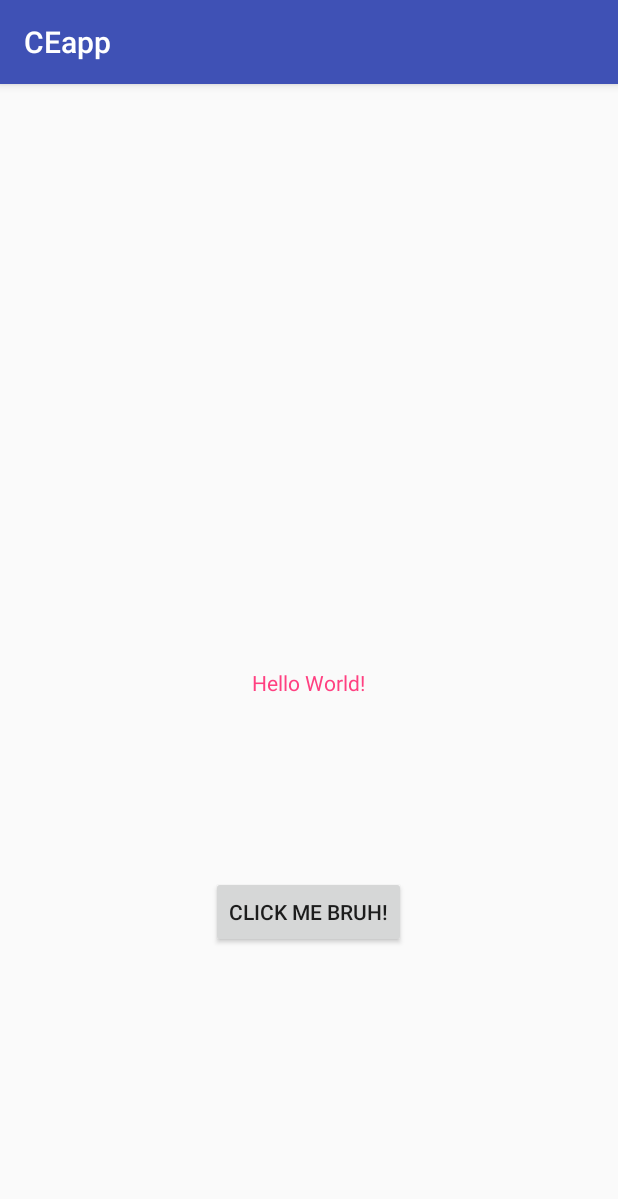
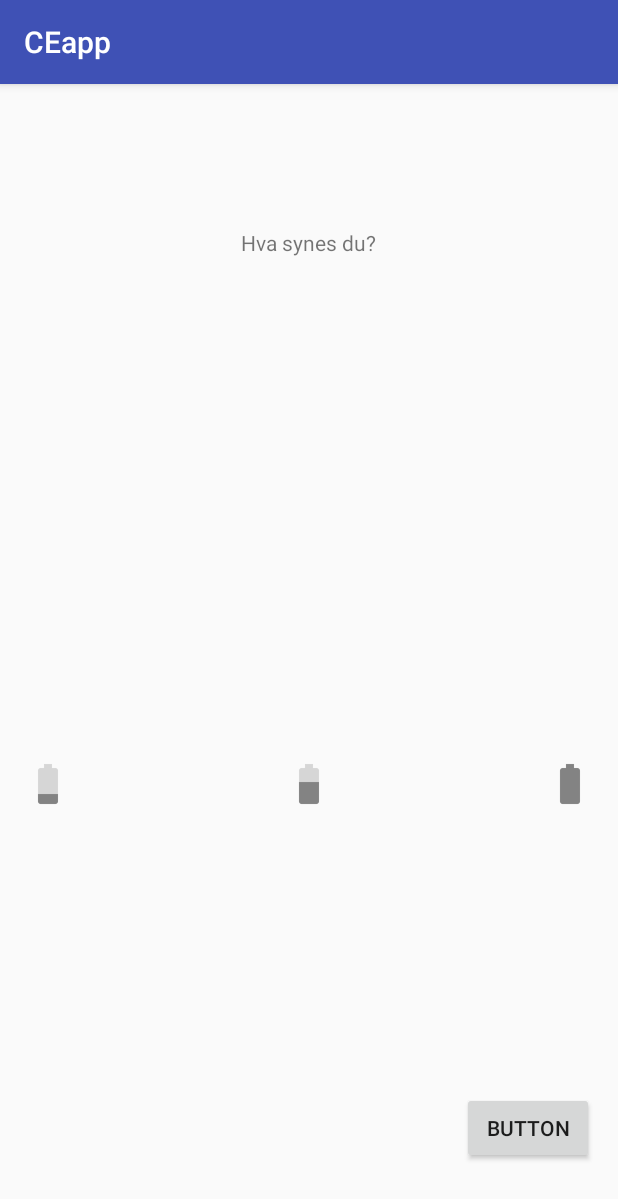
Before and after one commit to JoakimGreger/gruppe39-bachelor, an Android app: the screen it shows after launch (MainActivity), on a phone screen of 412 x 824 dp. Shown: the top 1199 px of the screen. Run offline under Robolectric (Android 15) with nearby library versions, the phone set to English and light mode, and no system bars.

Commit message:
3 batterier trykk knapp

```diff
--- a/CEapp/app/src/main/java/com/example/joakim/ceapp/MainActivity.java
+++ b/CEapp/app/src/main/java/com/example/joakim/ceapp/MainActivity.java
@@ -1,28 +1,81 @@
 package com.example.joakim.ceapp;
 
+import android.graphics.Color;
 import android.support.v7.app.AppCompatActivity;
 import android.os.Bundle;
 import android.view.View;
 import android.widget.Button;
+import android.widget.ImageView;
 import android.widget.TextView;
+
+import java.lang.reflect.Array;
+import java.util.Random;
 
 public class MainActivity extends AppCompatActivity {
 
-    TextView oneTextView;
+    TextView resultTxt;
+    ImageView lowImage;
+    ImageView medImage;
+    ImageView fullImage;
+
+    int result;
 
     @Override
     protected void onCreate(Bundle savedInstanceState) {
         super.onCreate(savedInstanceState);
         setContentView(R.layout.activity_main);
 
+        lowImage = (ImageView) findViewById(R.id.lowImg);
+        medImage = (ImageView) findViewById(R.id.medImg);
+        fullImage = (ImageView) findViewById(R.id.fullImg);
 
-        oneTextView = (TextView) findViewById(R.id.oneTextView);
+        lowImage.setOnClickListener(new View.OnClickListener() {
+            @Override
+            public void onClick(View v) {
+                lowImage.setColorFilter(Color.GREEN);
+                medImage.setColorFilter(Color.DKGRAY);
+                fullImage.setColorFilter(Color.DKGRAY);
+
+                result = 1;
+
+            }
+        });
+
+        medImage.setOnClickListener(new View.OnClickListener() {
+            @Override
+            public void onClick(View v) {
+                medImage.setColorFilter(Color.GREEN);
+                lowImage.setColorFilter(Color.DKGRAY);
+                fullImage.setColorFilter(Color.DKGRAY);
+
+               result = 2;
+            }
+        });
+
+        fullImage.setOnClickListener(new View.OnClickListener() {
+            @Override
+            public void onClick(View v) {
+                fullImage.setColorFilter(Color.GREEN);
+                lowImage.setColorFilter(Color.DKGRAY);
+                medImage.setColorFilter(Color.DKGRAY);
+
+               result = 3;
+            }
+        });
 
         Button buttonButton = (Button) findViewById(R.id.buttonButton);
         buttonButton.setOnClickListener(new View.OnClickListener(){
             @Override
             public void onClick (View view) {
-                oneTextView.setText("Yoyoyoyo");
+                TextView resultsTxt = (TextView) findViewById(R.id.resultTxt);
+
+                if (result == 1){
+                    resultsTxt.setText("Lav");
+                } if (result == 2){
+                    resultsTxt.setText("Medium");
+                } if (result == 3){
+                    resultsTxt.setText("Høy");
+                }
             }
         });
     }
--- a/CEapp/app/src/main/res/layout/activity_main.xml
+++ b/CEapp/app/src/main/res/layout/activity_main.xml
@@ -1,5 +1,6 @@
 <?xml version="1.0" encoding="utf-8"?>
 <RelativeLayout xmlns:android="http://schemas.android.com/apk/res/android"
+    xmlns:app="http://schemas.android.com/apk/res-auto"
     xmlns:tools="http://schemas.android.com/tools"
     android:id="@+id/activity_main"
     android:layout_width="match_parent"
@@ -10,24 +11,49 @@
     android:paddingTop="@dimen/activity_vertical_margin"
     tools:context="com.example.joakim.ceapp.MainActivity">
 
-    <TextView
+    <ImageView
         android:layout_width="wrap_content"
         android:layout_height="wrap_content"
-        android:text="Hello World!"
-        android:id="@+id/oneTextView"
+        app:srcCompat="@drawable/happy"
+        android:id="@+id/lowImg"
+        android:layout_alignTop="@+id/medImg"
+        android:layout_alignParentStart="true"
+        android:scaleX="1"
+        android:scaleY="1" />
+
+    <ImageView
+        android:layout_width="wrap_content"
+        android:layout_height="wrap_content"
+        app:srcCompat="@drawable/full"
+        android:id="@+id/fullImg"
         android:layout_above="@+id/buttonButton"
+        android:layout_alignParentEnd="true"
+        android:layout_marginBottom="189dp" />
+
+    <ImageView
+        android:layout_width="wrap_content"
+        android:layout_height="wrap_content"
+        app:srcCompat="@drawable/medium"
+        android:id="@+id/medImg"
+        android:layout_alignTop="@+id/fullImg"
+        android:layout_centerHorizontal="true" />
+
+    <TextView
+        android:text="Hva synes du?"
+        android:layout_width="wrap_content"
+        android:layout_height="wrap_content"
+        android:layout_alignParentTop="true"
         android:layout_centerHorizontal="true"
-        android:layout_marginBottom="119dp"
-        android:alpha="100"
-        android:textColor="@color/colorAccent" />
+        android:layout_marginTop="80dp"
+        android:id="@+id/resultTxt" />
 
     <Button
-        android:text="Click me bruh!"
+        android:text="Button"
         android:layout_width="wrap_content"
         android:layout_height="wrap_content"
-        android:layout_marginBottom="176dp"
         android:id="@+id/buttonButton"
         android:layout_alignParentBottom="true"
-        android:layout_centerHorizontal="true" />
+        android:layout_alignParentEnd="true"
+        android:layout_marginBottom="32dp" />
 
 </RelativeLayout>
```
Also changed, not shown: CEapp/app/src/main/medium-web.png (added), CEapp/app/src/main/res/drawable-hdpi/full.png (added), CEapp/app/src/main/res/drawable-hdpi/happy.png (added), CEapp/app/src/main/res/drawable-hdpi/medium.png (added), CEapp/app/src/main/res/drawable-mdpi/full.png (added), CEapp/app/src/main/res/drawable-mdpi/happy.png (added), CEapp/app/src/main/res/drawable-mdpi/medium.png (added), CEapp/app/src/main/res/drawable-xhdpi/full.png (added), CEapp/app/src/main/res/drawable-xhdpi/happy.png (added), CEapp/app/src/main/res/drawable-xhdpi/medium.png (added), CEapp/app/src/main/res/drawable-xxhdpi/full.png (added), CEapp/app/src/main/res/drawable-xxhdpi/happy.png (added), CEapp/app/src/main/res/drawable-xxhdpi/medium.png (added), CEapp/app/src/main/res/mipmap-hdpi/medium.png (added), 4 more files.
